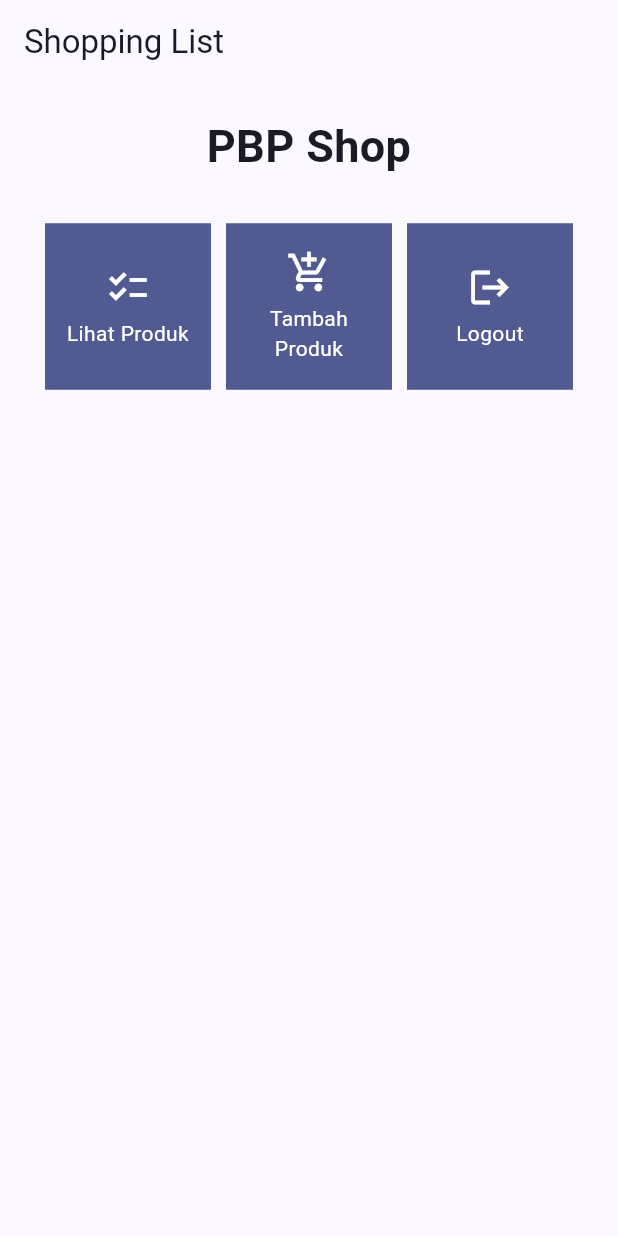
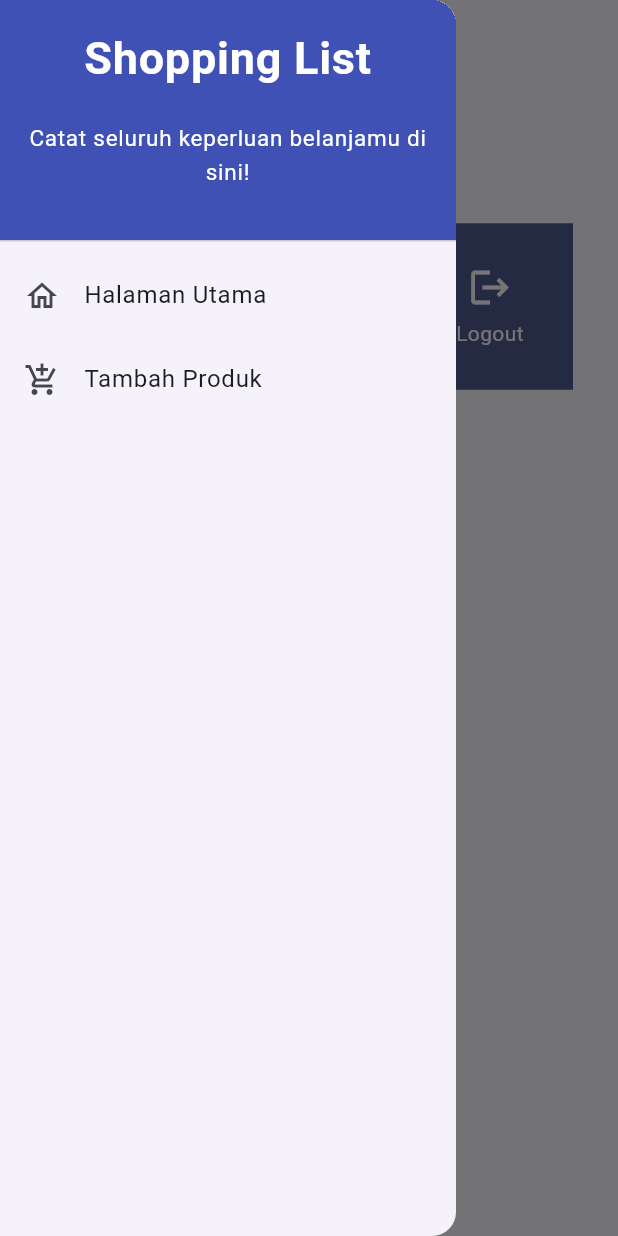
Before and after one commit to mmalkindi/shopping-list-mobile, a Flutter app: the screen it shows after launch, with the side drawer open (before the commit the screen has no drawer), on a phone screen of 412 x 824 dp. Run offline on Flutter 3.47's test engine with Material 2 defaults, Android fonts, the phone set to English and light mode, and no system bars.

Commit message:
tutorial 7 selesai

```diff
--- a/lib/main.dart
+++ b/lib/main.dart
@@ -1,5 +1,5 @@
 import 'package:flutter/material.dart';
-import 'package:shopping_list/menu.dart';
+import 'package:shopping_list/screens/menu.dart';
 
 void main() {
   runApp(const MyApp());
@@ -30,12 +30,12 @@ class MyApp extends StatelessWidget {
         // This works for code too, not just values: Most code changes can be
         // tested with just a hot reload.
         brightness: Brightness.light,
-        colorScheme: ColorScheme.fromSeed(seedColor: Colors.indigo),
+        colorScheme: ColorScheme.fromSeed(seedColor: Colors.indigoAccent),
         useMaterial3: true,
       ),
       darkTheme: ThemeData(
         colorScheme: ColorScheme.fromSeed(
-          seedColor: Colors.indigo,
+          seedColor: Colors.indigoAccent,
           brightness: Brightness.dark,
         ),
         brightness: Brightness.dark,
--- a/lib/menu.dart
+++ b/lib/screens/menu.dart
@@ -1,4 +1,6 @@
 import 'package:flutter/material.dart';
+import 'package:shopping_list/widgets/left_drawer.dart';
+import 'package:shopping_list/widgets/shop_card.dart';
 
 class MyHomePage extends StatelessWidget {
   MyHomePage({Key? key}) : super(key: key);
@@ -17,6 +19,7 @@ class MyHomePage extends StatelessWidget {
           'Shopping List',
         ),
       ),
+      drawer: const LeftDrawer(),
       body: SingleChildScrollView(
         // Widget wrapper yang dapat discroll
         child: Padding(
@@ -64,52 +67,3 @@ class ShopItem {
 
   ShopItem(this.name, this.icon);
 }
-
-class ShopCard extends StatelessWidget {
-  final ShopItem item;
-
-  const ShopCard(this.item, {super.key}); // Constructor
-
-  @override
-  Widget build(BuildContext context) {
-    return Material(
-      color: Theme.of(context).colorScheme.primary,
-      child: InkWell(
-        // Area responsive terhadap sentuhan
-        onTap: () {
-          // Memunculkan SnackBar ketika diklik
-          ScaffoldMessenger.of(context)
-            ..hideCurrentSnackBar()
-            ..showSnackBar(SnackBar(
-                content: Text("Kamu telah menekan tombol ${item.name}!")));
-        },
-        child: Container(
-          // Container untuk menyimpan Icon dan Text
-          padding: const EdgeInsets.symmetric(
-            horizontal: 12,
-            vertical: 12,
-          ),
-          color: Theme.of(context).colorScheme.primary,
-          child: Center(
-            child: Column(
-              mainAxisAlignment: MainAxisAlignment.center,
-              children: [
-                Icon(
-                  item.icon,
-                  color: Colors.white,
-                  size: 30.0,
-                ),
-                const Padding(padding: EdgeInsets.all(3)),
-                Text(
-                  item.name,
-                  textAlign: TextAlign.center,
-                  style: const TextStyle(color: Colors.white),
-                ),
-              ],
-            ),
-          ),
-        ),
-      ),
-    );
-  }
-}
--- /dev/null
+++ b/lib/widgets/left_drawer.dart
@@ -0,0 +1,68 @@
+import 'package:flutter/material.dart';
+import 'package:shopping_list/screens/menu.dart';
+import 'package:shopping_list/screens/shoplist_form.dart';
+
+class LeftDrawer extends StatelessWidget {
+  const LeftDrawer({super.key});
+
+  @override
+  Widget build(BuildContext context) {
+    return Drawer(
+      child: ListView(
+        children: [
+          const DrawerHeader(
+            decoration: BoxDecoration(
+              color: Colors.indigo,
+            ),
+            child: Column(
+              children: [
+                Text(
+                  'Shopping List',
+                  textAlign: TextAlign.center,
+                  style: TextStyle(
+                    fontSize: 30,
+                    fontWeight: FontWeight.bold,
+                    color: Colors.white,
+                  ),
+                ),
+                Padding(padding: EdgeInsets.all(10)),
+                Text(
+                  "Catat seluruh keperluan belanjamu di sini!",
+                  textAlign: TextAlign.center,
+                  style: TextStyle(
+                    fontSize: 15,
+                    fontWeight: FontWeight.normal,
+                    color: Colors.white,
+                  ),
+                ),
+              ],
+            ),
+          ),
+          ListTile(
+            leading: const Icon(Icons.home_outlined),
+            title: const Text('Halaman Utama'),
+            onTap: () {
+              Navigator.pushReplacement(
+                  context,
+                  MaterialPageRoute(
+                    builder: (context) => MyHomePage(),
+                  ));
+            },
+          ),
+          ListTile(
+            leading: const Icon(Icons.add_shopping_cart),
+            title: const Text('Tambah Produk'),
+            // Bagian redirection ke ShopFormPage
+            onTap: () {
+              Navigator.pushReplacement(
+                  context,
+                  MaterialPageRoute(
+                    builder: (context) => const ShopFormPage(),
+                  ));
+            },
+          ),
+        ],
+      ),
+    );
+  }
+}
--- /dev/null
+++ b/lib/widgets/shop_card.dart
@@ -0,0 +1,62 @@
+import 'package:flutter/material.dart';
+import 'package:shopping_list/screens/menu.dart';
+import 'package:shopping_list/screens/shoplist_form.dart';
+
+class ShopCard extends StatelessWidget {
+  final ShopItem item;
+
+  const ShopCard(this.item, {super.key}); // Constructor
+
+  @override
+  Widget build(BuildContext context) {
+    return Material(
+      color: Theme.of(context).colorScheme.primary,
+      child: InkWell(
+        // Area responsive terhadap sentuhan
+        onTap: () {
+          // Memunculkan SnackBar ketika diklik
+          ScaffoldMessenger.of(context)
+            ..hideCurrentSnackBar()
+            ..showSnackBar(SnackBar(
+                behavior: SnackBarBehavior.floating,
+                content: Text("Kamu telah menekan tombol ${item.name}!")));
+
+          // Navigate ke route yang sesuai (tergantung jenis tombol)
+          if (item.name == "Tambah Produk") {
+            Navigator.push(
+                context,
+                MaterialPageRoute(
+                  builder: (context) => const ShopFormPage(),
+                ));
+          }
+        },
+        child: Container(
+          // Container untuk menyimpan Icon dan Text
+          padding: const EdgeInsets.symmetric(
+            horizontal: 12,
+            vertical: 12,
+          ),
+          color: Theme.of(context).colorScheme.primary,
+          child: Center(
+            child: Column(
+              mainAxisAlignment: MainAxisAlignment.center,
+              children: [
+                Icon(
+                  item.icon,
+                  color: Colors.white,
+                  size: 30.0,
+                ),
+                const Padding(padding: EdgeInsets.all(3)),
+                Text(
+                  item.name,
+                  textAlign: TextAlign.center,
+                  style: const TextStyle(color: Colors.white),
+                ),
+              ],
+            ),
+          ),
+        ),
+      ),
+    );
+  }
+}
```
Also changed, not shown: lib/screens/shoplist_form.dart (added, +160 -0 lines).
